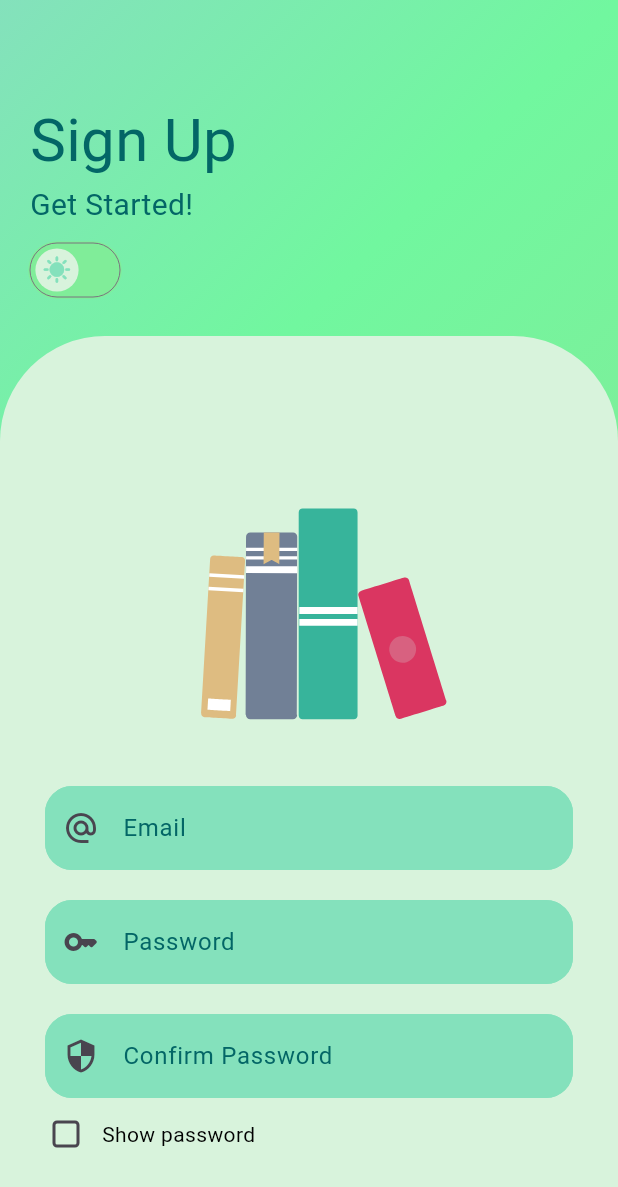
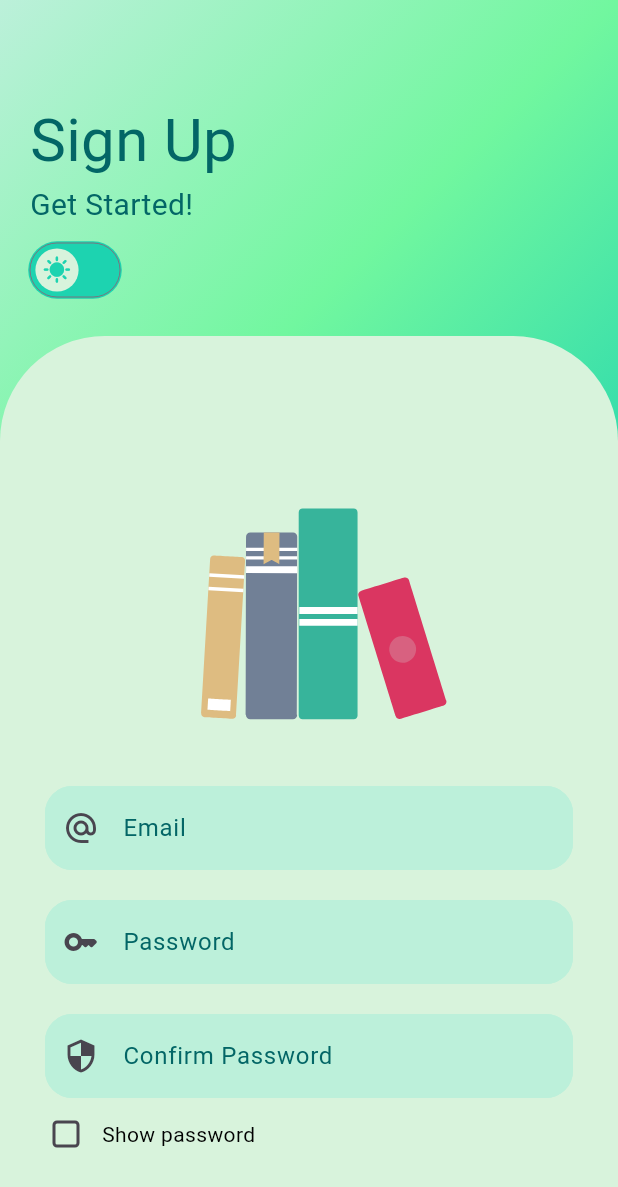
Before and after one commit to tlvhoang06/book-app-flutter, a Flutter app: the RegisterPage screen opened by its route, on a phone screen of 412 x 824 dp. Shown: the top 1187 px of the screen. Run offline on Flutter 3.47's test engine with Material 3 defaults, Android fonts, the light colour scheme and no system bars; our stand-ins replace cloud_firestore, firebase_auth, firebase_core, flutter_riverpod, go_router, lottie and 1 more; accounts and stored records are empty.

Commit message:
Minor Color Change

```diff
--- a/lib/core/themes/colors.dart
+++ b/lib/core/themes/colors.dart
@@ -13,11 +13,11 @@ class AppColor {
   Color get background =>
       isDarkMode ? const Color(0XFF092327) : const Color(0XFFd8f3dc);
   Color get primary =>
-      isDarkMode ? const Color(0XFFbde0fe) : const Color(0XFF84e1bc);
+      isDarkMode ? const Color(0XFFbde0fe) : const Color(0xffbcf0da);
   Color get secondary =>
       isDarkMode ? const Color(0XFFfadde1) : const Color(0XFF71f79f);
   Color get button =>
-      isDarkMode ? const Color(0XFFfb6f92) : const Color(0XFF80ed99);
+      isDarkMode ? const Color(0XFFfb6f92) : const Color(0xff1dd3b0);
   Color get text => isDarkMode ? Color(0XFF172a3a) : const Color(0XFF036666);
   Color error = Color(0xFFE94560);
   Color linktext = Color(0XFFb2f7ef);
--- a/lib/pages/auth/login_page.dart
+++ b/lib/pages/auth/login_page.dart
@@ -87,7 +87,7 @@ class _LoginPageState extends ConsumerState<LoginPage> {
                       thumbIcon: MaterialStateProperty.all(
                         Icon(
                           !isDarkMode ? Icons.sunny : Icons.dark_mode,
-                          color: colors.primary,
+                          color: isDarkMode ? colors.primary : colors.button,
                         ),
                       ),
                       splashRadius: 20,
--- a/lib/pages/auth/register_page.dart
+++ b/lib/pages/auth/register_page.dart
@@ -101,7 +101,7 @@ class _LoginPageState extends ConsumerState<RegisterPage> {
                       thumbIcon: MaterialStateProperty.all(
                         Icon(
                           !isDarkMode ? Icons.sunny : Icons.dark_mode,
-                          color: colors.primary,
+                          color: isDarkMode ? colors.primary : colors.button,
                         ),
                       ),
                       splashRadius: 20,
--- a/lib/widgets/page_indicator.dart
+++ b/lib/widgets/page_indicator.dart
@@ -18,8 +18,8 @@ class PageIndicator extends ConsumerWidget {
       effect: SlideEffect(
         dotHeight: 12,
         dotWidth: 12,
-        activeDotColor: colors.text,
-        dotColor: colors.primary,
+        activeDotColor: colors.button,
+        dotColor: colors.secondary,
         type: SlideType.slideUnder
       ),
     );
```
